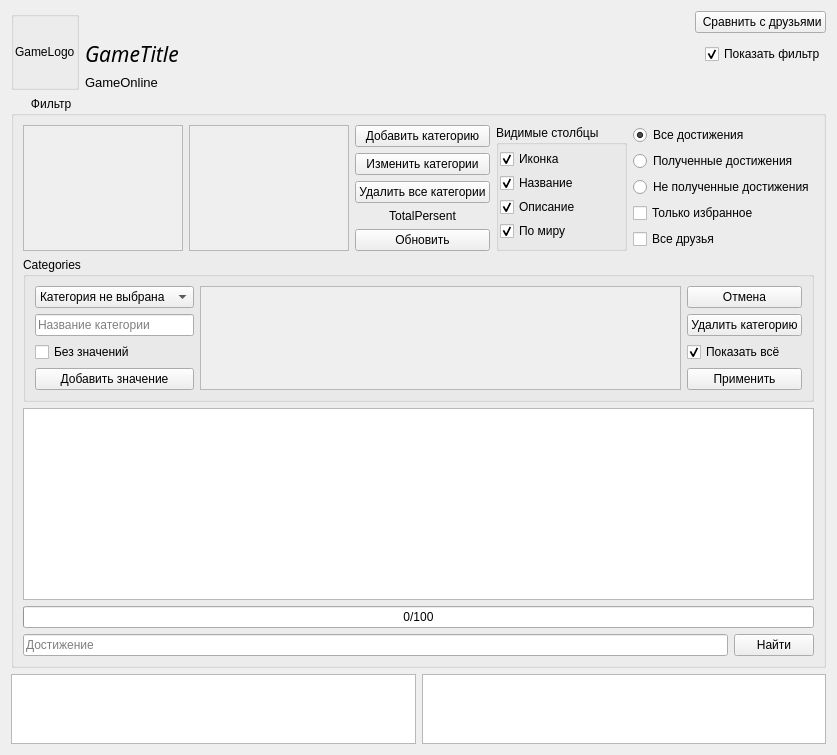
This is AraSteamManager/formachievements.ui in Arankir/AraSteamManager as Qt 5 draws it before an edit. The edited form follows.
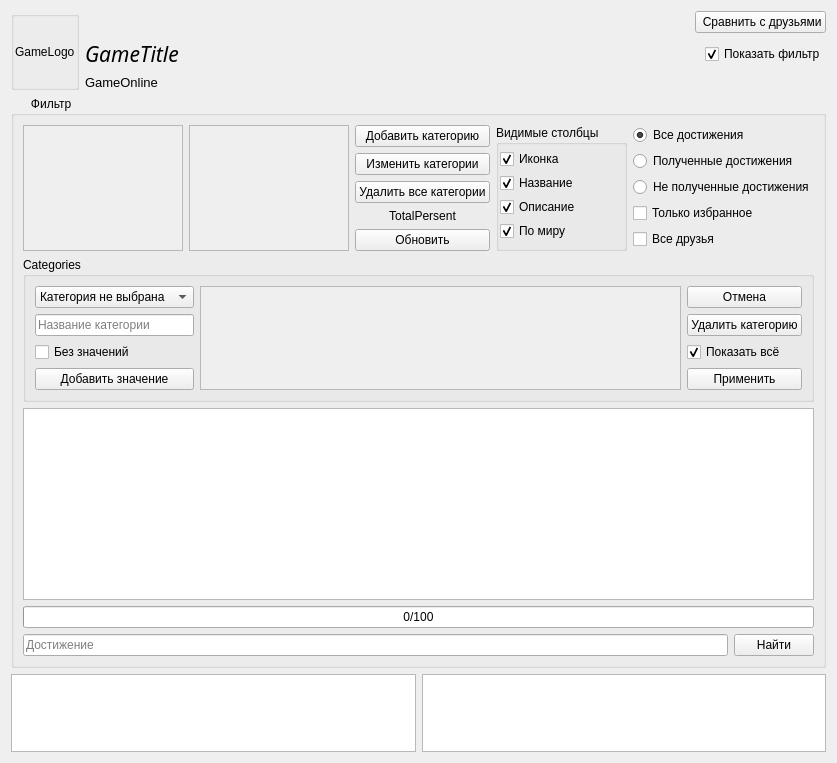
This is the edited form.

Diff of the .ui file:
```diff
--- a/AraSteamManager/formachievements.ui
+++ b/AraSteamManager/formachievements.ui
@@ -7,7 +7,7 @@
     <x>0</x>
     <y>0</y>
     <width>837</width>
-    <height>755</height>
+    <height>763</height>
    </rect>
   </property>
   <property name="windowTitle">
```
Left out of the diff: 12 changed lines with no effect on the pictures.
